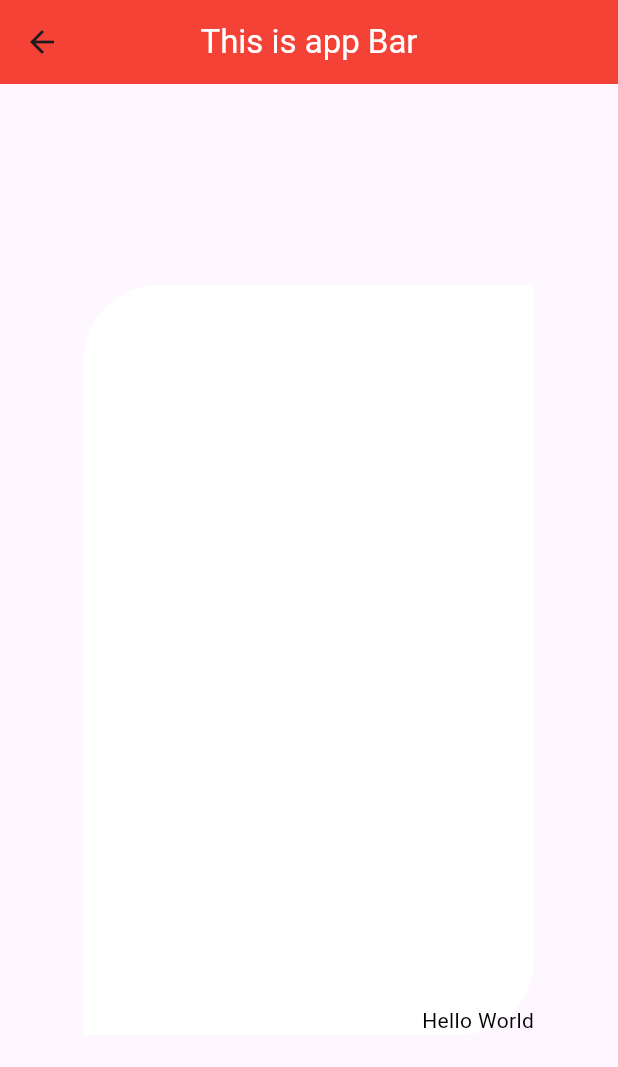
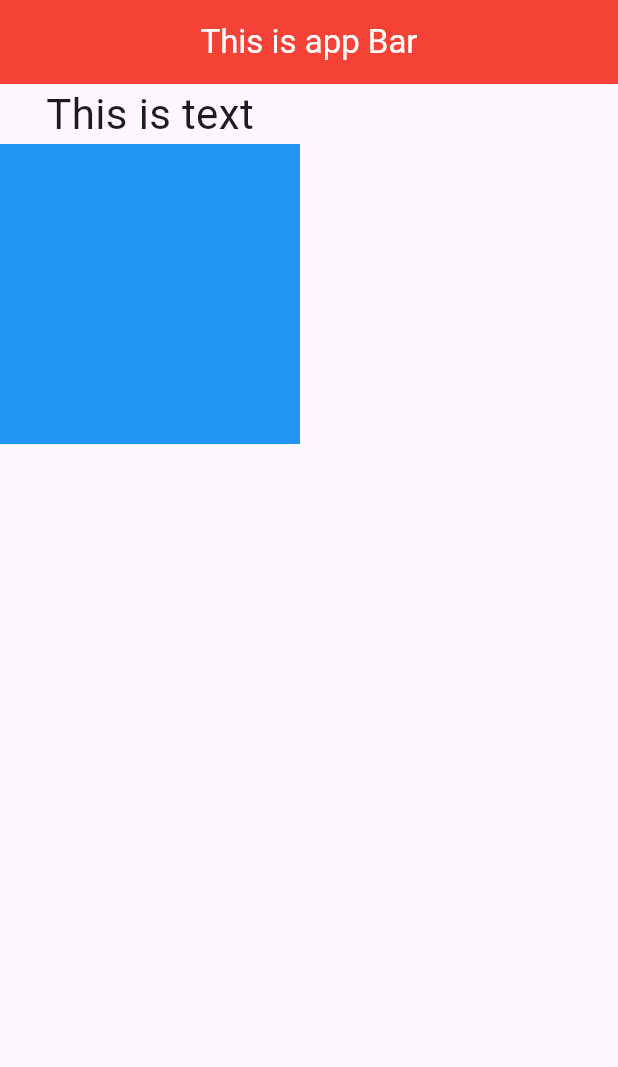
Before and after one commit to nabinn10/Flutter-Application, a Flutter app: the Homepage screen opened directly, on a phone screen of 412 x 824 dp. Shown: the top 1067 px of the screen. Run offline on Flutter 3.47's test engine with Material 3 defaults, Android fonts, the phone set to English and light mode, and no system bars.

Commit message:
Column Widget

```diff
--- a/lib/homepage.dart
+++ b/lib/homepage.dart
@@ -15,27 +15,42 @@ class Homepage extends StatelessWidget{
           )),
         centerTitle:true,
       ),
-      body: Center(
-        child: Container(
-          padding: EdgeInsets.only(top: 10.0, left: 10.0),
-          width:300,
-          height:500,
-          decoration: BoxDecoration(
-            color: Colors.white,
-            borderRadius: BorderRadius.only(
-              topLeft: Radius.circular(50),
-              bottomRight: Radius.circular(50))
+      body: Column(
+        children: [
+          Text(
+            "This is text",
+            style: TextStyle(fontSize: 28),
           ),
-          alignment: Alignment.bottomRight,
-          child:Text(
-            "Hello World",
-            style: TextStyle(
-              color: Colors.black,
-            ),
+          Container(
+            width: 200,
+            height: 200,
+            color: Colors.blue,
           )
+        ],
+      )
 
-        ),
-      ),
+      // body: Center(
+      //   child: Container(
+      //     padding: EdgeInsets.only(top: 10.0, left: 10.0),
+      //     width:300,
+      //     height:500,
+      //     decoration: BoxDecoration(
+      //       color: Colors.white,
+      //       borderRadius: BorderRadius.only(
+      //         topLeft: Radius.circular(50),
+      //         bottomRight: Radius.circular(50))
+      //     ),
+      //     alignment: Alignment.bottomRight,
+      //     child:Text(
+      //       "Hello World",
+      //       style: TextStyle(
+      //         color: Colors.black,
+      //       ),
+      //     )
+
+
+      //   ),
+      // ),
 
     );
   }
--- a/lib/main.dart
+++ b/lib/main.dart
@@ -18,7 +18,7 @@ class MyApp extends StatelessWidget {
         colorScheme: ColorScheme.fromSeed(seedColor: Colors.deepPurple),
       ),
       debugShowCheckedModeBanner: false,
-      home: MyWidgit(),
+      home: Homepage(),
     );
   }
 }
```
